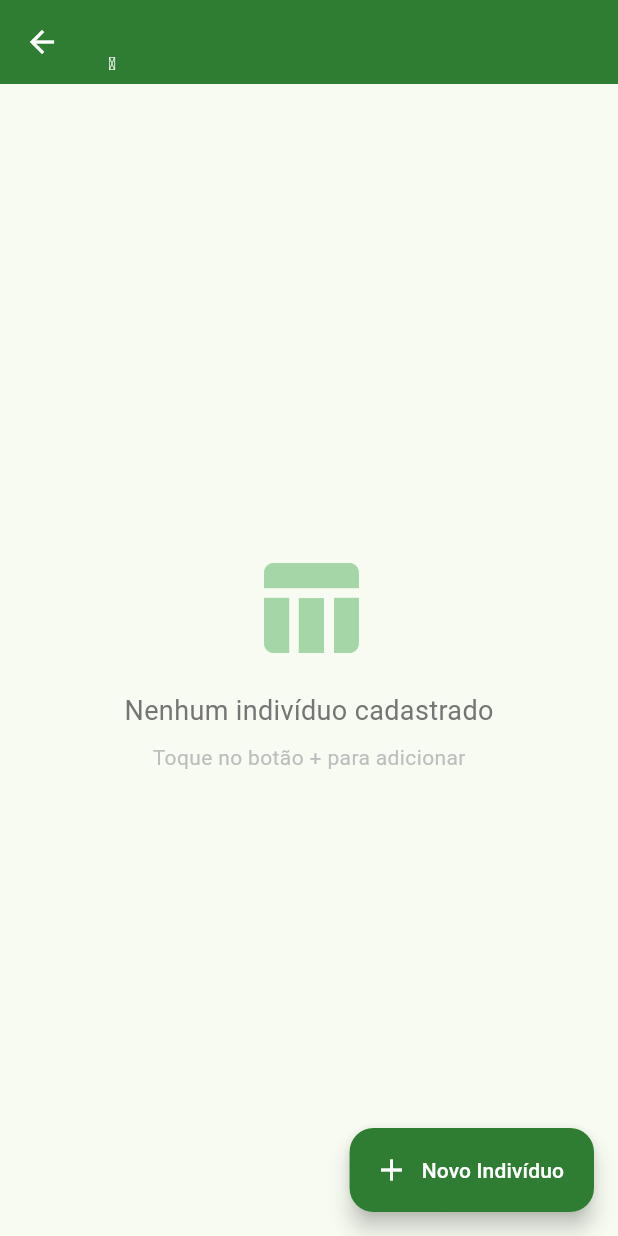
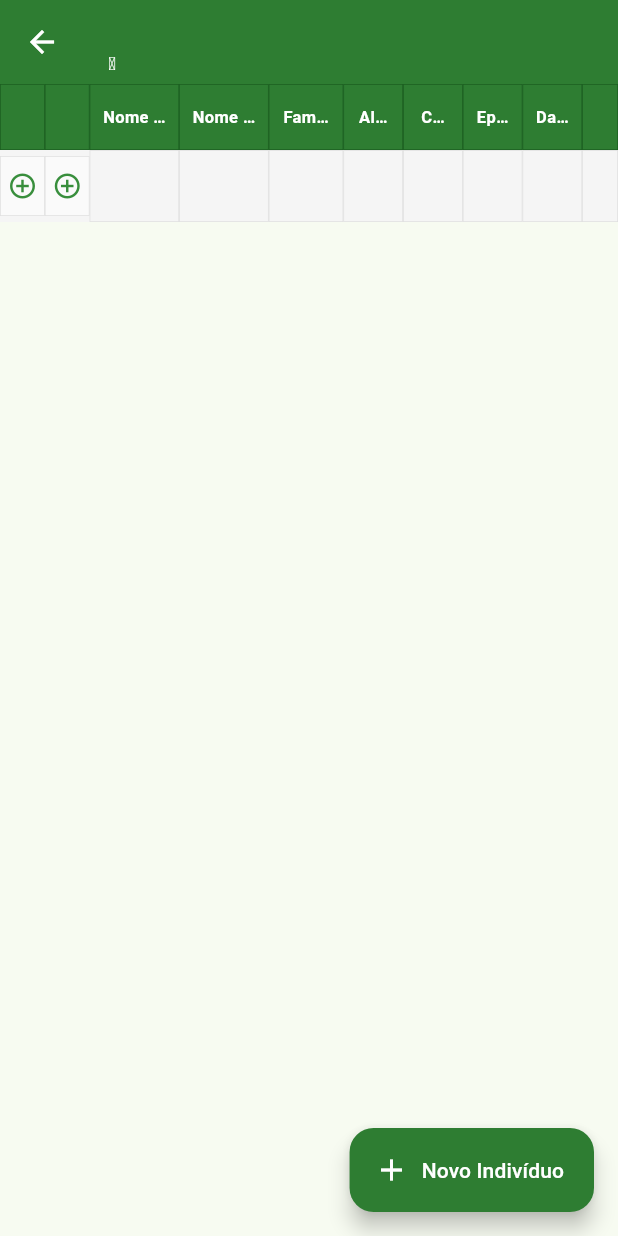
Before and after one commit to Feliphe-Agroflor/inventario-florestal, a Flutter app: the IndividuosSpreadsheetScreen screen opened directly with empty values, on a phone screen of 412 x 824 dp. Run offline on Flutter 3.47's test engine with Material 3 defaults, Android fonts, the light colour scheme and no system bars; our stand-ins replace hive, hive_flutter, image_picker, web; missing offline and left inert: dart:js_interop; accounts and stored records are empty.

Commit message:
feat: always show spreadsheet header and add row instead of empty state

```diff
--- a/lib/screens/individuos_spreadsheet_screen.dart
+++ b/lib/screens/individuos_spreadsheet_screen.dart
@@ -364,29 +364,7 @@ class _IndividuosSpreadsheetScreenState
               )
             : null,
       ),
-      body: _individuos.isEmpty
-          ? Center(
-              child: Column(
-                mainAxisAlignment: MainAxisAlignment.center,
-                children: [
-                  Icon(Icons.table_chart,
-                      size: 80, color: Colors.green[200]),
-                  const SizedBox(height: 16),
-                  Text(
-                    _isFloristica
-                        ? 'Nenhuma espécie cadastrada'
-                        : 'Nenhum indivíduo cadastrado',
-                    style: TextStyle(fontSize: 18, color: Colors.grey[600]),
-                  ),
-                  const SizedBox(height: 8),
-                  Text(
-                    'Toque no botão + para adicionar',
-                    style: TextStyle(fontSize: 14, color: Colors.grey[400]),
-                  ),
-                ],
-              ),
-            )
-          : _buildSpreadsheet(),
+      body: _buildSpreadsheet(),
       floatingActionButton: FloatingActionButton.extended(
         onPressed: _addNewIndividuo,
         backgroundColor: Colors.green[800],
```
